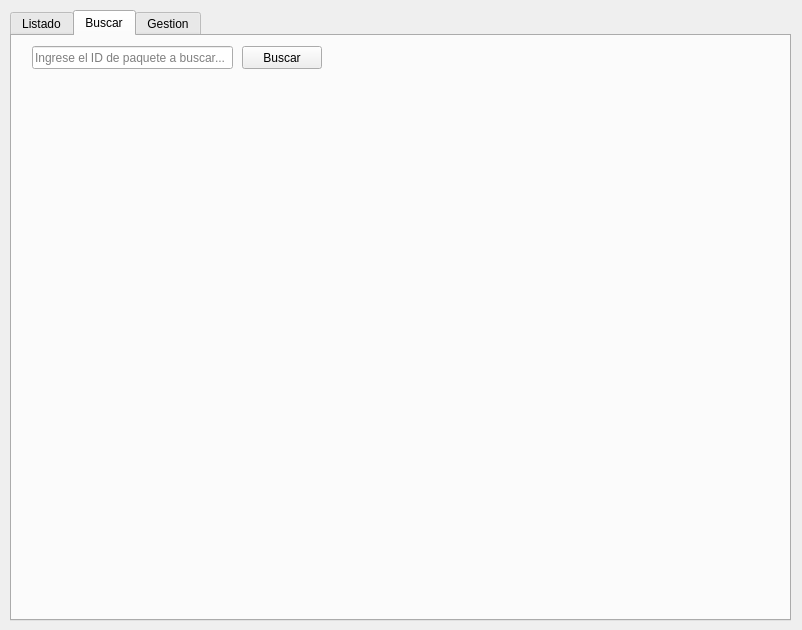
First picture: the form in adminwindow.ui, repository reddeimer/EPN-Package-System-Project, before the edit.
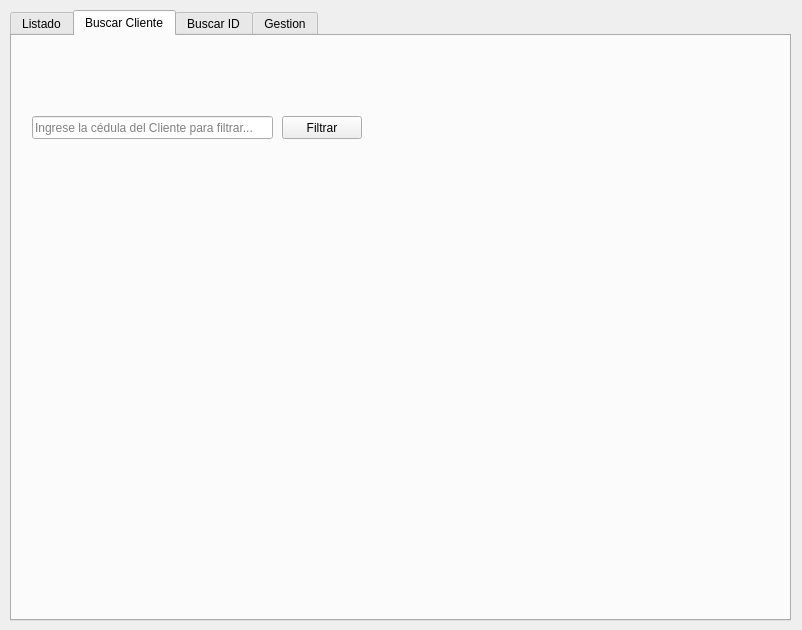
Second picture: the form after the edit.

Commit message: feat: finish login

Patch:
```diff
--- a/adminwindow.ui
+++ b/adminwindow.ui
@@ -86,7 +86,51 @@
    </widget>
    <widget class="QWidget" name="Buscar">
     <attribute name="title">
-     <string>Buscar</string>
+     <string>Buscar Cliente</string>
+    </attribute>
+    <widget class="QLineEdit" name="filterEdit_2">
+     <property name="geometry">
+      <rect>
+       <x>20</x>
+       <y>80</y>
+       <width>241</width>
+       <height>23</height>
+      </rect>
+     </property>
+     <property name="placeholderText">
+      <string>Ingrese la cédula del Cliente para filtrar...</string>
+     </property>
+    </widget>
+    <widget class="QPushButton" name="filterButton">
+     <property name="geometry">
+      <rect>
+       <x>270</x>
+       <y>80</y>
+       <width>80</width>
+       <height>23</height>
+      </rect>
+     </property>
+     <property name="text">
+      <string>Filtrar</string>
+     </property>
+    </widget>
+    <widget class="QLabel" name="filterLabel">
+     <property name="geometry">
+      <rect>
+       <x>20</x>
+       <y>20</y>
+       <width>331</width>
+       <height>51</height>
+      </rect>
+     </property>
+     <property name="text">
+      <string/>
+     </property>
+    </widget>
+   </widget>
+   <widget class="QWidget" name="buscarID">
+    <attribute name="title">
+     <string>Buscar ID</string>
     </attribute>
     <widget class="QLineEdit" name="packageEdit">
      <property name="geometry">
```
Left out of the diff: 8 changed lines with no effect on the pictures. The commit also changes 2 other files.
